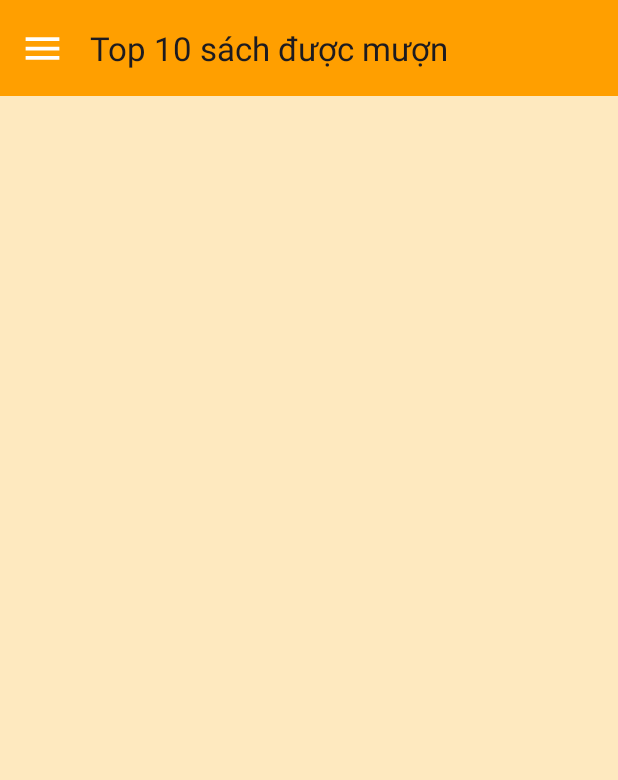
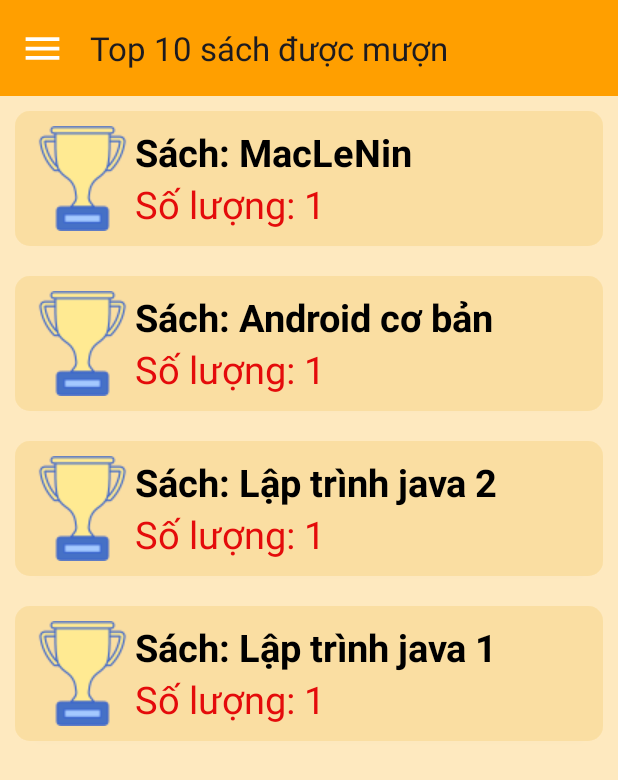
Before and after one commit to Sidv1405/Library-Management, an Android app: the MainActivity screen opened directly, with no data from a screen before it, in the side drawer, after a tap on "Top 10 sách được mượn", on a phone screen of 412 x 824 dp. Shown: the top 780 px of the screen. Run offline under Robolectric (Android 15) with nearby library versions, the phone set to English and light mode, and no system bars; 1 statement that could not run was skipped.

Commit message:
all done QLTop

```diff
--- a/app/src/main/java/com/sidv/quanlythuvien/Activity/MainActivity.java
+++ b/app/src/main/java/com/sidv/quanlythuvien/Activity/MainActivity.java
@@ -26,7 +26,7 @@ import com.sidv.quanlythuvien.Fragment.FragmentQLPM;
 import com.sidv.quanlythuvien.Fragment.FragmentQLS;
 import com.sidv.quanlythuvien.Fragment.FragmentQLTV;
 import com.sidv.quanlythuvien.Fragment.FragmentTTV;
-import com.sidv.quanlythuvien.Fragment.FragmentTop10;
+import com.sidv.quanlythuvien.Fragment.FragmentTop;
 import com.sidv.quanlythuvien.R;
 
 public class MainActivity extends AppCompatActivity {
@@ -69,7 +69,7 @@ public class MainActivity extends AppCompatActivity {
             } else if (item.getItemId() == R.id.qltv) {
                 fragment = new FragmentQLTV();
             } else if (item.getItemId() == R.id.top10) {
-                fragment = new FragmentTop10();
+                fragment = new FragmentTop();
             } else if (item.getItemId() == R.id.doanhthu) {
                 fragment = new FragmentDT();
             } else if (item.getItemId() == R.id.themnd) {
--- /dev/null
+++ b/app/src/main/java/com/sidv/quanlythuvien/Adapter/TopAdapter.java
@@ -0,0 +1,56 @@
+package com.sidv.quanlythuvien.Adapter;
+
+import android.app.Activity;
+import android.content.Context;
+import android.view.LayoutInflater;
+import android.view.View;
+import android.view.ViewGroup;
+import android.widget.TextView;
+
+import androidx.annotation.NonNull;
+import androidx.recyclerview.widget.RecyclerView;
+
+import com.sidv.quanlythuvien.DTO.TopDTO;
+import com.sidv.quanlythuvien.R;
+
+import java.util.ArrayList;
+
+public class TopAdapter extends RecyclerView.Adapter<TopAdapter.TopViewHolder> {
+    ArrayList<TopDTO> list;
+    Context context;
+
+    public TopAdapter(ArrayList<TopDTO> list, Context context) {
+        this.list = list;
+        this.context = context;
+    }
+
+    @NonNull
+    @Override
+    public TopViewHolder onCreateViewHolder(@NonNull ViewGroup parent, int viewType) {
+        LayoutInflater layoutInflater = ((Activity) context).getLayoutInflater();
+        View view = layoutInflater.inflate(R.layout.item_top, parent, false);
+        return new TopViewHolder(view);
+    }
+
+    @Override
+    public void onBindViewHolder(@NonNull TopViewHolder holder, int position) {
+        TopDTO top = list.get(position);
+        holder.txtTenSach.setText("Sách: " + top.getTenSach());
+        holder.txtSoLuong.setText("Số lượng: " + top.getSoLuong());
+    }
+
+    @Override
+    public int getItemCount() {
+        return list.size();
+    }
+
+    public class TopViewHolder extends RecyclerView.ViewHolder {
+        TextView txtTenSach, txtSoLuong;
+
+        public TopViewHolder(@NonNull View itemView) {
+            super(itemView);
+            txtTenSach = itemView.findViewById(R.id.txtTenS_T);
+            txtSoLuong = itemView.findViewById(R.id.txtSoLuong_T);
+        }
+    }
+}
--- a/app/src/main/java/com/sidv/quanlythuvien/DAO/SachDAO.java
+++ b/app/src/main/java/com/sidv/quanlythuvien/DAO/SachDAO.java
@@ -12,6 +12,7 @@ import com.sidv.quanlythuvien.DTO.LoaiSachDTO;
 import com.sidv.quanlythuvien.DTO.SachDTO;
 
 import java.util.ArrayList;
+import java.util.List;
 
 public class SachDAO {
     private SQLiteDatabase sqLiteDatabase;
--- /dev/null
+++ b/app/src/main/java/com/sidv/quanlythuvien/DAO/TopDAO.java
@@ -0,0 +1,36 @@
+package com.sidv.quanlythuvien.DAO;
+
+import android.content.Context;
+import android.database.Cursor;
+import android.database.sqlite.SQLiteDatabase;
+
+import com.sidv.quanlythuvien.DB.DBHelper;
+import com.sidv.quanlythuvien.DTO.SachDTO;
+import com.sidv.quanlythuvien.DTO.TopDTO;
+
+import java.util.ArrayList;
+
+public class TopDAO {
+
+    private SQLiteDatabase sqLiteDatabase;
+    private DBHelper dbHelper;
+    private Context context;
+
+    public TopDAO(Context context) {
+        this.context = context;
+        dbHelper = new DBHelper(context);
+        sqLiteDatabase = dbHelper.getWritableDatabase();
+    }
+
+    public ArrayList<TopDTO> getList() {
+        ArrayList<TopDTO> listTop = new ArrayList<>();
+        Cursor cursor = sqLiteDatabase.rawQuery("SELECT SACH.tensach, COUNT(PHIEUMUON.masach) AS soluong FROM PHIEUMUON JOIN SACH ON PHIEUMUON.masach = SACH.masach GROUP BY PHIEUMUON.masach ORDER BY soluong DESC LIMIT 10", null);
+        if (cursor.getCount() > 0) {
+            while (cursor.moveToNext()) {
+                listTop.add(new TopDTO(cursor.getString(0), cursor.getInt(1)));
+            }
+        }
+        cursor.close();
+        return listTop;
+    }
+}
--- /dev/null
+++ b/app/src/main/java/com/sidv/quanlythuvien/Fragment/FragmentTop.java
@@ -0,0 +1,46 @@
+package com.sidv.quanlythuvien.Fragment;
+
+import android.os.Bundle;
+import android.view.LayoutInflater;
+import android.view.View;
+import android.view.ViewGroup;
+
+import androidx.annotation.NonNull;
+import androidx.annotation.Nullable;
+import androidx.fragment.app.Fragment;
+import androidx.recyclerview.widget.LinearLayoutManager;
+import androidx.recyclerview.widget.RecyclerView;
+
+import com.sidv.quanlythuvien.Adapter.TopAdapter;
+import com.sidv.quanlythuvien.DAO.TopDAO;
+import com.sidv.quanlythuvien.DTO.TopDTO;
+import com.sidv.quanlythuvien.R;
+
+import java.util.ArrayList;
+
+public class FragmentTop extends Fragment {
+    RecyclerView rcTop;
+
+    TopDAO topDAO;
+    TopAdapter topAdapter;
+    ArrayList<TopDTO> listTop;
+
+    @Nullable
+    @Override
+    public View onCreateView(@NonNull LayoutInflater inflater, @Nullable ViewGroup container, @Nullable Bundle savedInstanceState) {
+        return inflater.inflate(R.layout.fragment_top, container, false);
+    }
+
+    @Override
+    public void onViewCreated(@NonNull View view, @Nullable Bundle savedInstanceState) {
+        super.onViewCreated(view, savedInstanceState);
+
+        rcTop = view.findViewById(R.id.rcTop);
+        topDAO = new TopDAO(getContext());
+        listTop = topDAO.getList();
+        LinearLayoutManager linearLayoutManager = new LinearLayoutManager(getContext());
+        rcTop.setLayoutManager(linearLayoutManager);
+        topAdapter = new TopAdapter(listTop, getContext());
+        rcTop.setAdapter(topAdapter);
+    }
+}
--- a/app/src/main/java/com/sidv/quanlythuvien/Fragment/FragmentTop10.java
+++ /dev/null
@@ -1,13 +0,0 @@
-package com.sidv.quanlythuvien.Fragment;
-
-import androidx.annotation.NonNull;
-import androidx.fragment.app.Fragment;
-import androidx.lifecycle.viewmodel.CreationExtras;
-
-public class FragmentTop10 extends Fragment {
-    @NonNull
-    @Override
-    public CreationExtras getDefaultViewModelCreationExtras() {
-        return super.getDefaultViewModelCreationExtras();
-    }
-}
--- /dev/null
+++ b/app/src/main/res/layout/fragment_top.xml
@@ -0,0 +1,17 @@
+<?xml version="1.0" encoding="utf-8"?>
+<androidx.coordinatorlayout.widget.CoordinatorLayout xmlns:android="http://schemas.android.com/apk/res/android"
+    xmlns:app="http://schemas.android.com/apk/res-auto"
+    xmlns:tools="http://schemas.android.com/tools"
+    android:id="@+id/cdtTop"
+    android:layout_width="match_parent"
+    android:layout_height="match_parent">
+
+    <androidx.recyclerview.widget.RecyclerView
+        android:id="@+id/rcTop"
+        android:layout_width="match_parent"
+        android:layout_height="match_parent"
+        android:layout_alignParentTop="true"
+        android:layout_marginTop="0dp"
+        android:layout_marginBottom="8dp" />
+
+</androidx.coordinatorlayout.widget.CoordinatorLayout>
--- a/app/src/main/res/layout/item_sach.xml
+++ b/app/src/main/res/layout/item_sach.xml
@@ -15,6 +15,7 @@
         android:layout_height="wrap_content"
         android:background="#80F6BE47"
         android:orientation="vertical">
+
 
         <ImageView
             android:id="@+id/imgDeleteS"
--- /dev/null
+++ b/app/src/main/res/layout/item_top.xml
@@ -0,0 +1,49 @@
+<?xml version="1.0" encoding="utf-8"?>
+<androidx.cardview.widget.CardView xmlns:android="http://schemas.android.com/apk/res/android"
+    xmlns:app="http://schemas.android.com/apk/res-auto"
+    android:id="@+id/cardViewTop"
+    android:layout_width="match_parent"
+    android:layout_height="wrap_content"
+    android:layout_margin="10dp"
+    android:layout_marginRight="10dp"
+    android:elevation="10dp"
+    android:orientation="vertical"
+    app:cardCornerRadius="10dp">
+
+    <LinearLayout
+        android:layout_width="match_parent"
+        android:layout_height="wrap_content"
+        android:background="#80F6BE47"
+        android:padding="10dp"
+        android:orientation="horizontal">
+
+        <ImageView
+            android:layout_width="70dp"
+            android:layout_height="70dp"
+            android:src="@drawable/ic_honor" />
+
+        <LinearLayout
+            android:layout_width="match_parent"
+            android:layout_height="wrap_content"
+            android:orientation="vertical">
+
+            <TextView
+                android:id="@+id/txtTenS_T"
+                android:layout_width="wrap_content"
+                android:layout_height="wrap_content"
+                android:layout_weight="2"
+                android:textColor="@color/black"
+                android:textSize="25sp"
+                android:textStyle="bold" />
+
+            <TextView
+                android:id="@+id/txtSoLuong_T"
+                android:layout_width="wrap_content"
+                android:layout_height="wrap_content"
+                android:layout_weight="1"
+                android:textColor="#E40B0B"
+                android:textSize="25sp" />
+        </LinearLayout>
+    </LinearLayout>
+
+</androidx.cardview.widget.CardView>
```
Also changed, not shown: app/src/main/res/drawable/ic_honor.png (added).
